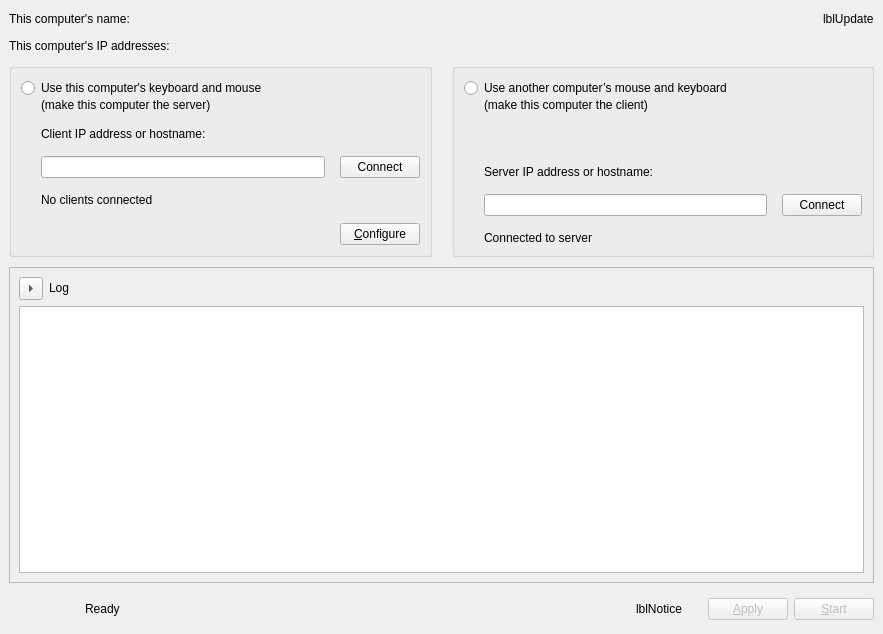
deskflow/deskflow, file src/apps/deskflow-gui/MainWindow.ui: the form before one commit.
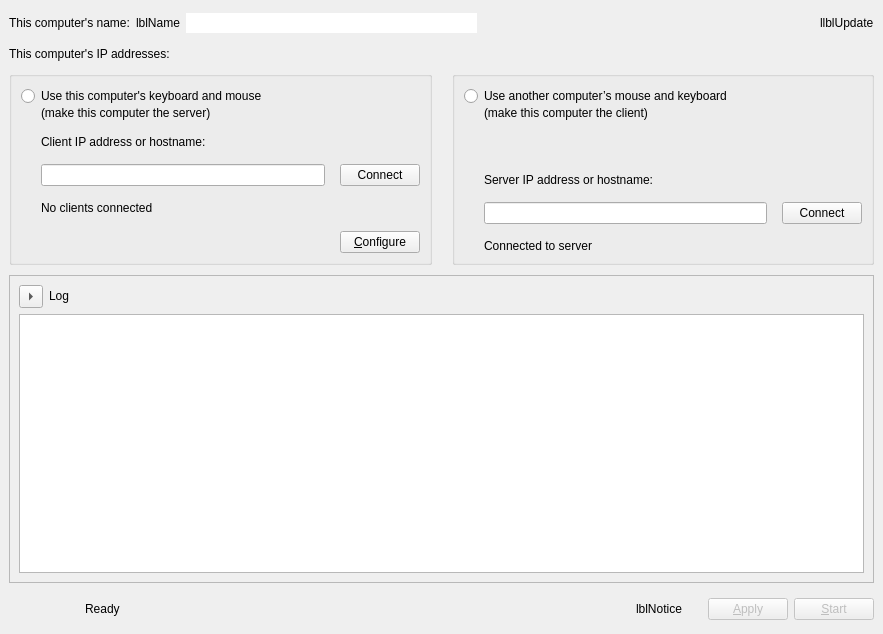
The form after the commit. Icons and pictures are not drawn. Custom widgets are drawn as their Qt base class.

What changed in the file:
```diff
--- a/src/apps/deskflow-gui/MainWindow.ui
+++ b/src/apps/deskflow-gui/MainWindow.ui
@@ -25,14 +25,42 @@
      <number>10</number>
     </property>
     <item>
-     <layout class="QHBoxLayout" name="layoutName">
-      <property name="sizeConstraint">
-       <enum>QLayout::SizeConstraint::SetMinAndMaxSize</enum>
-      </property>
-      <item>
-       <widget class="QLabel" name="lblComputerName">
+     <widget class="QWidget" name="widget" native="true">
         <property name="sizePolicy">
          <sizepolicy hsizetype="Preferred" vsizetype="Fixed">
+        <horstretch>0</horstretch>
+        <verstretch>0</verstretch>
+       </sizepolicy>
+      </property>
+      <property name="minimumSize">
+       <size>
+        <width>0</width>
+        <height>28</height>
+       </size>
+      </property>
+      <property name="maximumSize">
+       <size>
+        <width>16777215</width>
+        <height>28</height>
+       </size>
+      </property>
+      <layout class="QHBoxLayout" name="horizontalLayout_5">
+       <property name="leftMargin">
+        <number>0</number>
+       </property>
+       <property name="topMargin">
+        <number>0</number>
+       </property>
+       <property name="rightMargin">
+        <number>0</number>
+       </property>
+       <property name="bottomMargin">
+        <number>0</number>
+       </property>
+       <item>
+        <widget class="QLabel" name="labelComputerName">
+         <property name="sizePolicy">
+          <sizepolicy hsizetype="Maximum" vsizetype="Preferred">
           <horstretch>0</horstretch>
           <verstretch>0</verstretch>
          </sizepolicy>
@@ -43,13 +71,70 @@
        </widget>
       </item>
       <item>
-       <spacer name="m_pSpacerUpdate">
+        <widget class="QLabel" name="lblComputerName">
+         <property name="sizePolicy">
+          <sizepolicy hsizetype="Maximum" vsizetype="Preferred">
+           <horstretch>0</horstretch>
+           <verstretch>0</verstretch>
+          </sizepolicy>
+         </property>
+         <property name="text">
+          <string>lblName</string>
+         </property>
+        </widget>
+       </item>
+       <item>
+        <widget class="QLineEdit" name="lineEditName">
+         <property name="sizePolicy">
+          <sizepolicy hsizetype="Expanding" vsizetype="Fixed">
+           <horstretch>0</horstretch>
+           <verstretch>0</verstretch>
+          </sizepolicy>
+         </property>
+         <property name="toolTip">
+          <string>&lt;html&gt;&lt;head/&gt;&lt;body&gt;&lt;p&gt;Name can't have have spaces or special characters&lt;/p&gt;&lt;p&gt;Use Enter to save the name change.&lt;/p&gt;&lt;/body&gt;&lt;/html&gt;</string>
+         </property>
+         <property name="maxLength">
+          <number>255</number>
+         </property>
+         <property name="frame">
+          <bool>false</bool>
+         </property>
+        </widget>
+       </item>
+       <item>
+        <widget class="QPushButton" name="btnEditName">
+         <property name="sizePolicy">
+          <sizepolicy hsizetype="Fixed" vsizetype="Fixed">
+           <horstretch>0</horstretch>
+           <verstretch>0</verstretch>
+          </sizepolicy>
+         </property>
+         <property name="toolTip">
+          <string>Edit Computer Name</string>
+         </property>
+         <property name="icon">
+          <iconset theme="document-edit"/>
+         </property>
+         <property name="iconSize">
+          <size>
+           <width>16</width>
+           <height>16</height>
+          </size>
+         </property>
+         <property name="flat">
+          <bool>true</bool>
+         </property>
+        </widget>
+       </item>
+       <item>
+        <spacer name="horizontalSpacer_2">
         <property name="orientation">
          <enum>Qt::Orientation::Horizontal</enum>
         </property>
         <property name="sizeHint" stdset="0">
          <size>
-          <width>20</width>
+           <width>40</width>
           <height>20</height>
          </size>
         </property>
@@ -58,13 +143,13 @@
       <item>
        <widget class="QLabel" name="lblUpdate">
         <property name="sizePolicy">
-         <sizepolicy hsizetype="Preferred" vsizetype="Fixed">
+          <sizepolicy hsizetype="Preferred" vsizetype="Preferred">
           <horstretch>0</horstretch>
           <verstretch>0</verstretch>
          </sizepolicy>
         </property>
         <property name="text">
-         <string notr="true">lblUpdate</string>
+          <string notr="true">llblUpdate</string>
         </property>
         <property name="openExternalLinks">
          <bool>true</bool>
@@ -72,6 +157,7 @@
        </widget>
       </item>
      </layout>
+     </widget>
     </item>
     <item>
      <widget class="QLabel" name="lblIpAddresses">
```
Lines whose indentation alone changed are shown as unchanged.
